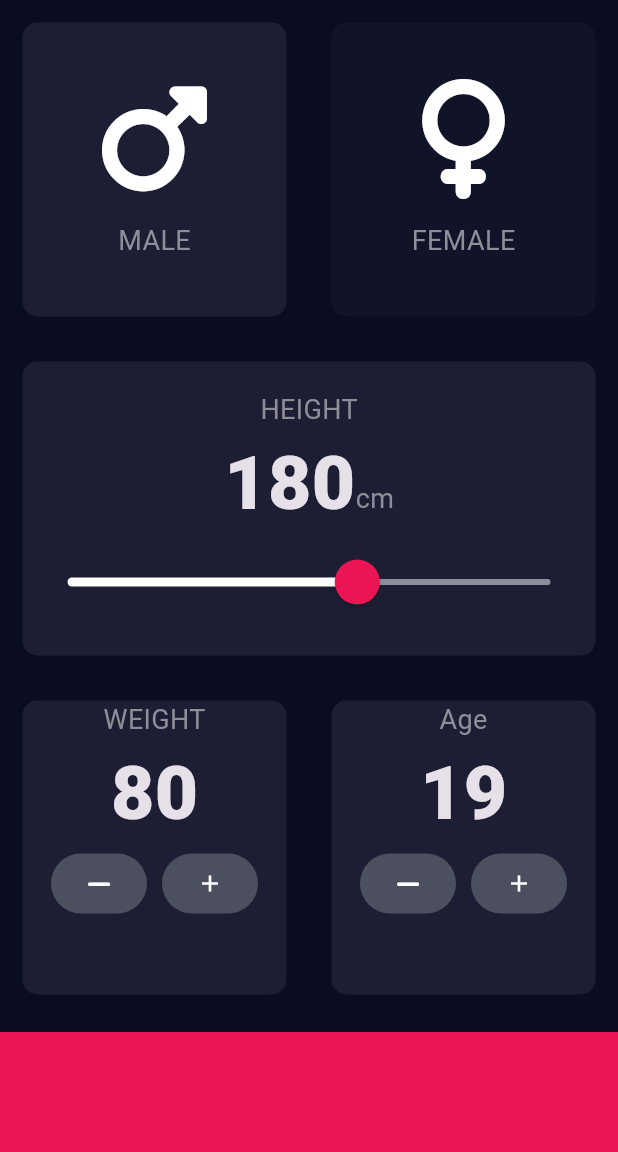
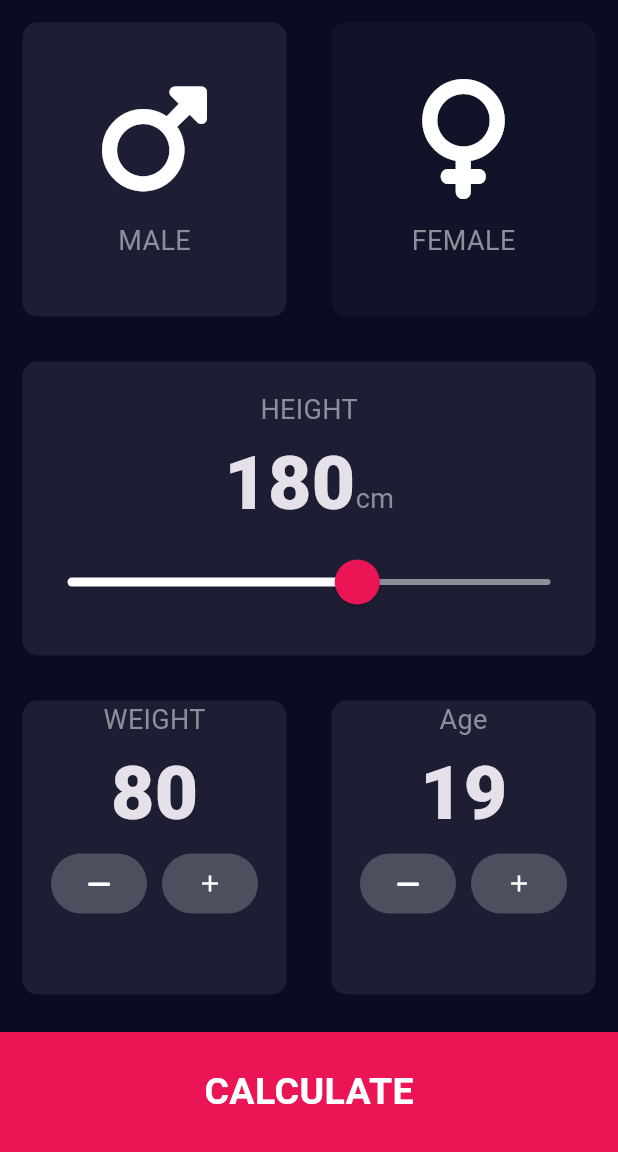
Before and after one commit to UroojAsad/BMI_Calculator, a Flutter app: the screen it shows after launch, on a phone screen of 412 x 824 dp, the part 84-1236 px from its top. Run offline on Flutter 3.47's test engine with Material 3 defaults, Android fonts, the phone set to English and light mode, and no system bars; our stand-ins replace font_awesome_flutter.

```diff
--- a/lib/constants.dart
+++ b/lib/constants.dart
@@ -13,3 +13,9 @@ const klableTextStyle=TextStyle(
 const knumberTextStyle=TextStyle(
   fontSize: 50,fontWeight: FontWeight.w900,
 );
+
+const klargeButtonTextStyle= TextStyle(
+  fontSize: 25,
+  fontWeight: FontWeight.bold,
+  color: Colors.white,
+);
--- a/lib/input_page.dart
+++ b/lib/input_page.dart
@@ -1,9 +1,12 @@
+import 'dart:core';
 import 'dart:ui';
 import 'package:flutter/material.dart';
 import 'package:font_awesome_flutter/font_awesome_flutter.dart';
 import 'icon_content.dart';
 import 'reuseable_card.dart';
 import 'constants.dart';
+import  'results.dart';
+
 
 int age=19;
 int weight=80;
@@ -193,14 +196,43 @@ body: Column(
             )) ),
       ],
     )),
-    Container(
-      width: double.infinity,
-      height: kbottomContainerHeight,
-      margin: EdgeInsets.only(top: 10.0),
-      color: kbottomContainerColor ,
+    large_end_button(
+      ontap:(){
+        Navigator.push(context, MaterialPageRoute(builder:(context){
+          return results();
+        }));
+      },
+       TitleText: 'CALCULATE',
     )
   ],
 )
 );
 }
   }
+
+class large_end_button extends StatelessWidget {
+
+final VoidCallback ontap;
+final String TitleText;
+
+large_end_button({ required this.ontap, required this.TitleText});
+
+
+  @override
+  Widget build(BuildContext context) {
+    return GestureDetector(
+      onTap:ontap,
+      child: Container(
+        child: Center(
+          child: Text(TitleText,
+          style: klargeButtonTextStyle),
+        ),
+        width: double.infinity,
+        height: kbottomContainerHeight,
+        //padding: EdgeInsets.only(bottom: 20.0),
+        margin: EdgeInsets.only(top: 10.0),
+        color: kbottomContainerColor ,
+      ),
+    );
+  }
+}
```
Also changed, not shown: lib/results.dart (added, +19 -0 lines).
